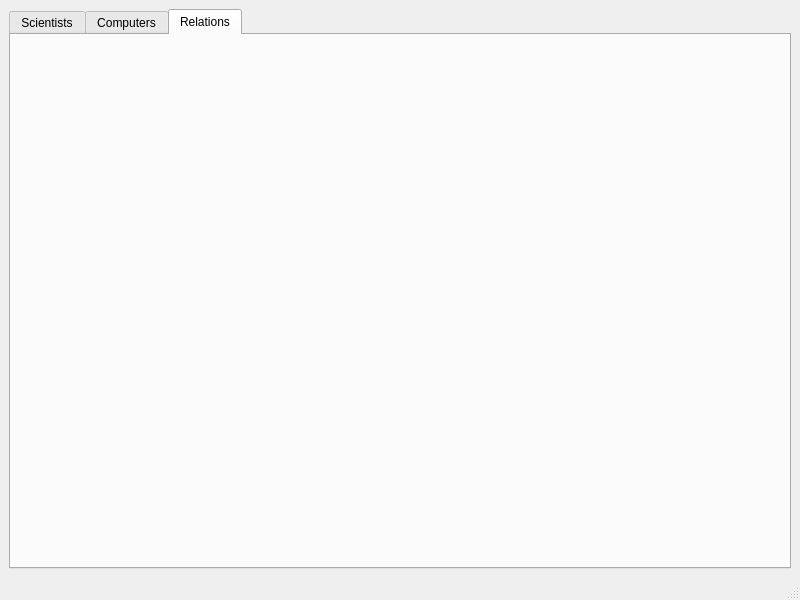
First picture: the form in src/ui/mainwindow.ui, repository TheFightingMongeese/Vika3, before the edit.
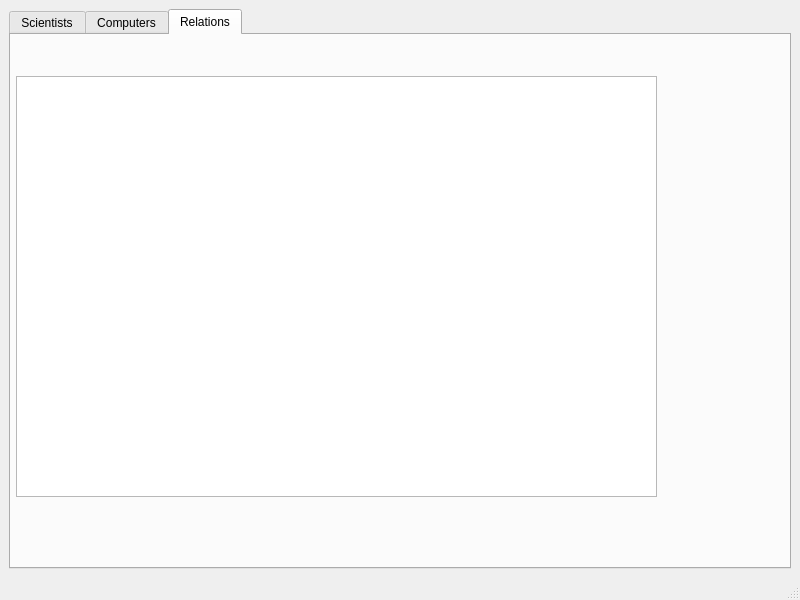
Second picture: the form after the edit.

Commit message: Displays relations

What changed in the file:
```diff
--- a/src/ui/mainwindow.ui
+++ b/src/ui/mainwindow.ui
@@ -126,6 +126,16 @@
        <attribute name="title">
         <string>Relations</string>
        </attribute>
+       <widget class="QTableWidget" name="tableWidgetRelations">
+        <property name="geometry">
+         <rect>
+          <x>5</x>
+          <y>41</y>
+          <width>641</width>
+          <height>421</height>
+         </rect>
+        </property>
+       </widget>
       </widget>
      </widget>
     </item>
```
The commit also changes 15 other files.
